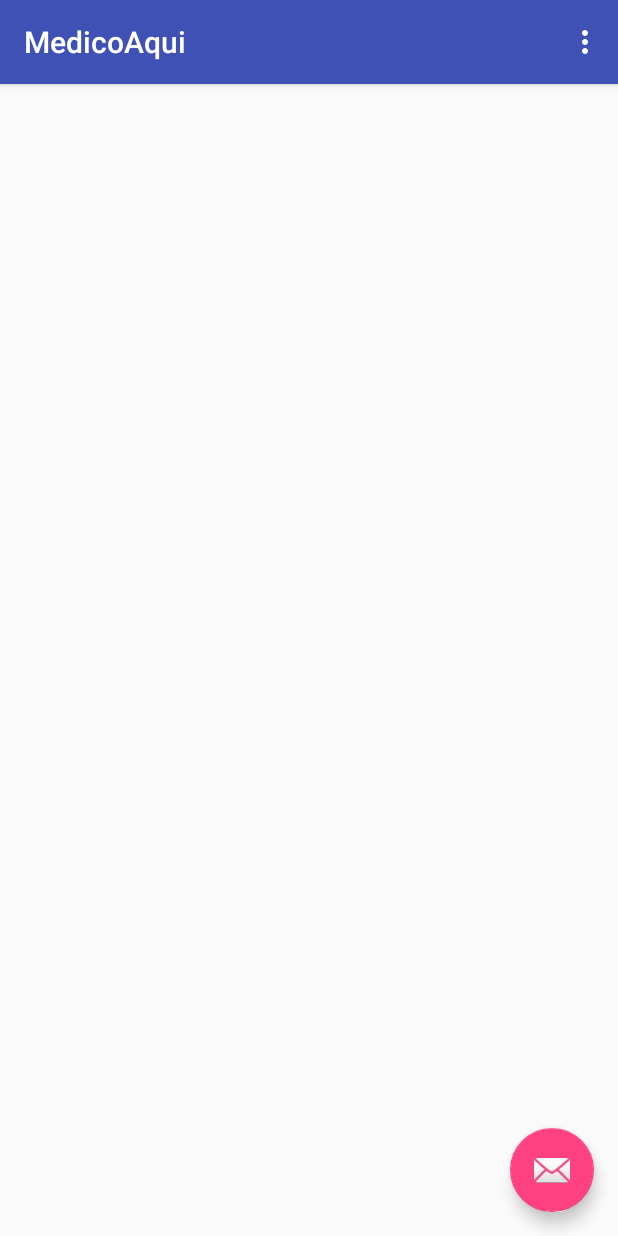
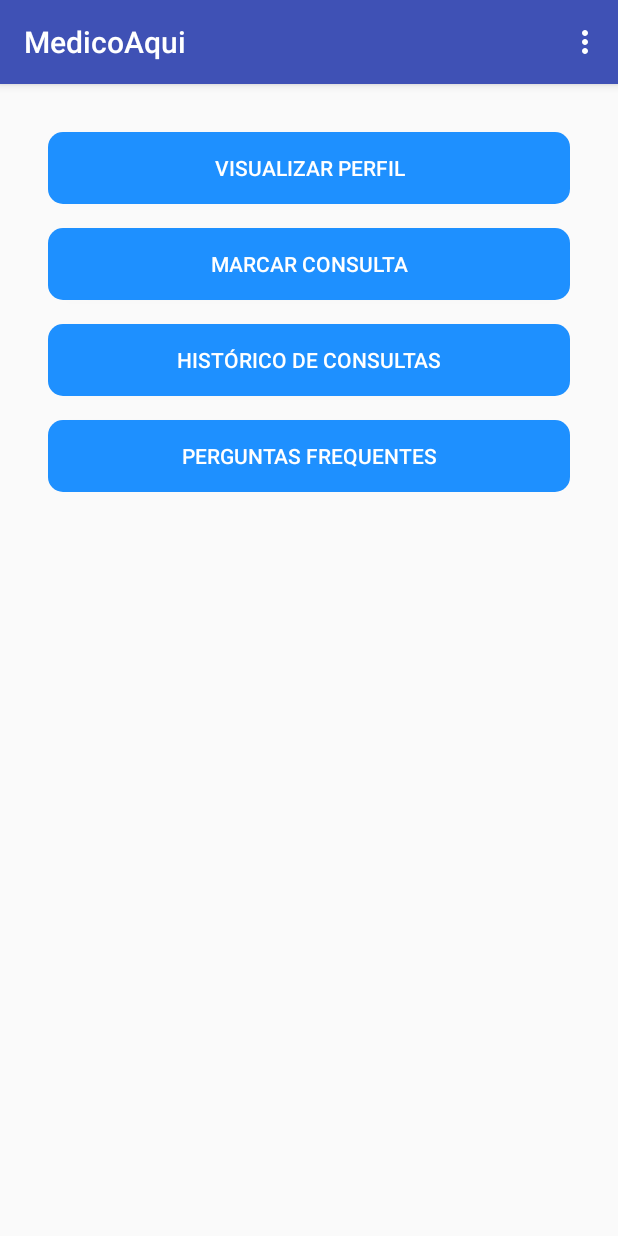
Before and after one commit to medicoAqui/application, an Android app: the MedicoAqui screen opened directly, with no data from a screen before it, on a phone screen of 412 x 824 dp. Run offline under Robolectric (Android 15) with nearby library versions, the phone set to English and light mode, and no system bars.

Commit message:
Tela de login, Tela inicial, perguntas frequentes, marcar consulta

```diff
--- a/MedicoAqui/app/src/main/AndroidManifest.xml
+++ b/MedicoAqui/app/src/main/AndroidManifest.xml
@@ -44,7 +44,11 @@
         <activity
             android:name=".Activity.Activitys.VisualizarHistorico"
             android:label="@string/title_activity_visualizar_historico"
-            android:theme="@style/AppTheme.NoActionBar"></activity>
+            android:theme="@style/AppTheme.NoActionBar"/>
+        <activity android:name=".Activity.Activitys.MarcarConsultaActivity"
+            android:label="@string/title_activity_marcar_consulta" />
+        <activity android:name=".Activity.Activitys.PerguntasFrequentesActivity"
+            android:label="@string/title_activity_perguntas_frequentes" />
     </application>
 
 </manifest>
--- /dev/null
+++ b/MedicoAqui/app/src/main/res/drawable/rounded_button.xml
@@ -0,0 +1,7 @@
+<?xml version="1.0" encoding="utf-8"?>
+<shape xmlns:android="http://schemas.android.com/apk/res/android"
+    android:shape="rectangle" android:padding="10dp">
+    <!-- you can use any color you want I used here gray color-->
+    <solid android:color="#ABABAB"/>
+    <corners android:radius="10dp"/>
+</shape>
--- a/MedicoAqui/app/src/main/res/layout/activity_lista_de_consultas.xml
+++ b/MedicoAqui/app/src/main/res/layout/activity_lista_de_consultas.xml
@@ -22,12 +22,4 @@
 
     <include layout="@layout/content_lista_de_consultas" />
 
-    <android.support.design.widget.FloatingActionButton
-        android:id="@+id/fab"
-        android:layout_width="wrap_content"
-        android:layout_height="wrap_content"
-        android:layout_gravity="bottom|end"
-        android:layout_margin="@dimen/fab_margin"
-        app:srcCompat="@android:drawable/ic_dialog_email" />
-
 </android.support.design.widget.CoordinatorLayout>
--- a/MedicoAqui/app/src/main/res/layout/content_lista_de_consultas.xml
+++ b/MedicoAqui/app/src/main/res/layout/content_lista_de_consultas.xml
@@ -1,5 +1,5 @@
 <?xml version="1.0" encoding="utf-8"?>
-<android.support.constraint.ConstraintLayout xmlns:android="http://schemas.android.com/apk/res/android"
+<ScrollView xmlns:android="http://schemas.android.com/apk/res/android"
     xmlns:app="http://schemas.android.com/apk/res-auto"
     xmlns:tools="http://schemas.android.com/tools"
     android:layout_width="match_parent"
@@ -8,4 +8,64 @@
     tools:context=".Activity.Activitys.MedicoAqui"
     tools:showIn="@layout/activity_lista_de_consultas">
 
-</android.support.constraint.ConstraintLayout>
+    <LinearLayout
+        android:layout_width="match_parent"
+        android:layout_height="match_parent"
+        android:orientation="vertical"
+        android:paddingLeft="32dp"
+        android:paddingRight="32dp">
+
+        <Button
+            android:layout_width="match_parent"
+            android:layout_height="wrap_content"
+            android:background="@drawable/rounded_button"
+            android:layout_gravity="center"
+            android:text="Visualizar Perfil"
+            android:textColor="#fff"
+            android:layout_marginTop="32dp"
+            android:paddingLeft="6dp"
+            android:paddingRight="6dp"
+            android:backgroundTint="#1e90ff"/>
+
+        <Button
+            android:layout_width="match_parent"
+            android:layout_height="wrap_content"
+            android:background="@drawable/rounded_button"
+            android:layout_gravity="center"
+            android:text="Marcar Consulta"
+            android:textColor="#fff"
+            android:layout_marginTop="16dp"
+            android:paddingLeft="6dp"
+            android:paddingRight="6dp"
+            android:backgroundTint="#1e90ff"
+            android:onClick="clickMarcarConsulta"/>
+
+        <Button
+            android:layout_width="match_parent"
+            android:layout_height="wrap_content"
+            android:background="@drawable/rounded_button"
+            android:layout_gravity="center"
+            android:text="Histórico de Consultas"
+            android:textColor="#fff"
+            android:layout_marginTop="16dp"
+            android:paddingLeft="6dp"
+            android:paddingRight="6dp"
+            android:backgroundTint="#1e90ff"
+            android:onClick="clickHistoricoConsulta"/>
+
+        <Button
+            android:layout_width="match_parent"
+            android:layout_height="wrap_content"
+            android:background="@drawable/rounded_button"
+            android:layout_gravity="center"
+            android:text="Perguntas Frequentes"
+            android:textColor="#fff"
+            android:layout_marginTop="16dp"
+            android:paddingLeft="6dp"
+            android:paddingRight="6dp"
+            android:backgroundTint="#1e90ff"
+            android:onClick="clickPerguntasFrequentes"/>
+    </LinearLayout>
+
+
+</ScrollView>
--- a/MedicoAqui/app/src/main/res/menu/menu_principal.xml
+++ b/MedicoAqui/app/src/main/res/menu/menu_principal.xml
@@ -3,10 +3,6 @@
 <menu xmlns:android="http://schemas.android.com/apk/res/android"
     android:layout_width="match_parent"
     android:layout_height="match_parent">
-    <item android:id="@+id/visualizar_perfil"
-        android:title="Visualizar Perfil"/>
-    <item android:id="@+id/visualizar_historico"
-        android:title="Visualizar Histórico" />
-    <item android:id="@+id/marcar_consulta"
-        android:title="Marcar Consulta"/>
+    <item android:id="@+id/logout"
+        android:title="Sair" />
 </menu>
```
Also changed, not shown: MedicoAqui/app/src/main/java/com/example/gabriela/medicoaqui/Activity/Activitys/MarcarConsultaActivity.java (added, +21 -0 lines), MedicoAqui/app/src/main/java/com/example/gabriela/medicoaqui/Activity/Activitys/MedicoAqui.java (+16 -27 lines), MedicoAqui/app/src/main/java/com/example/gabriela/medicoaqui/Activity/Activitys/PerguntasFrequentesActivity.java (added, +15 -0 lines), MedicoAqui/app/src/main/res/layout/activity_marcar_consulta.xml (added, +70 -0 lines), MedicoAqui/app/src/main/res/layout/activity_perguntas_frequentes.xml (added, +13 -0 lines), MedicoAqui/app/src/main/res/layout/activity_tela_principal.xml (+22 -23 lines), MedicoAqui/app/src/main/res/values/strings.xml (+16 -15 lines).
